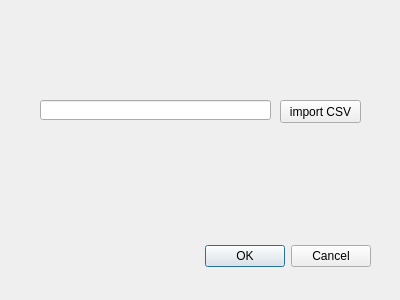
The window that polygon_creator/polygon_creator_dialog_base.ui (POTatO-25/QGIS-PLUGIN) describes before a commit, drawn with Qt 5.
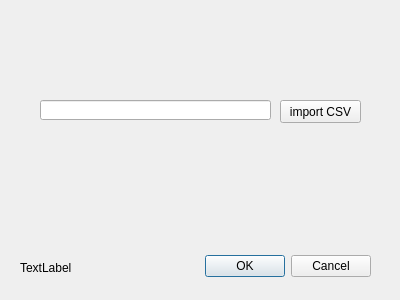
The same window after the commit.

Commit message: 0512 기능 분할 및 data count 추가

What changed in the file:
```diff
--- a/polygon_creator/polygon_creator_dialog_base.ui
+++ b/polygon_creator/polygon_creator_dialog_base.ui
@@ -17,7 +17,7 @@
    <property name="geometry">
     <rect>
      <x>30</x>
-     <y>240</y>
+     <y>250</y>
      <width>341</width>
      <height>32</height>
     </rect>
@@ -58,6 +58,19 @@
     <string>import CSV</string>
    </property>
   </widget>
+  <widget class="QLabel" name="label_count">
+   <property name="geometry">
+    <rect>
+     <x>20</x>
+     <y>260</y>
+     <width>161</width>
+     <height>16</height>
+    </rect>
+   </property>
+   <property name="text">
+    <string>TextLabel</string>
+   </property>
+  </widget>
  </widget>
  <resources/>
  <connections>
```
Left out of the diff: 2 changed lines with no effect on the pictures. The commit also changes 2 other files.
